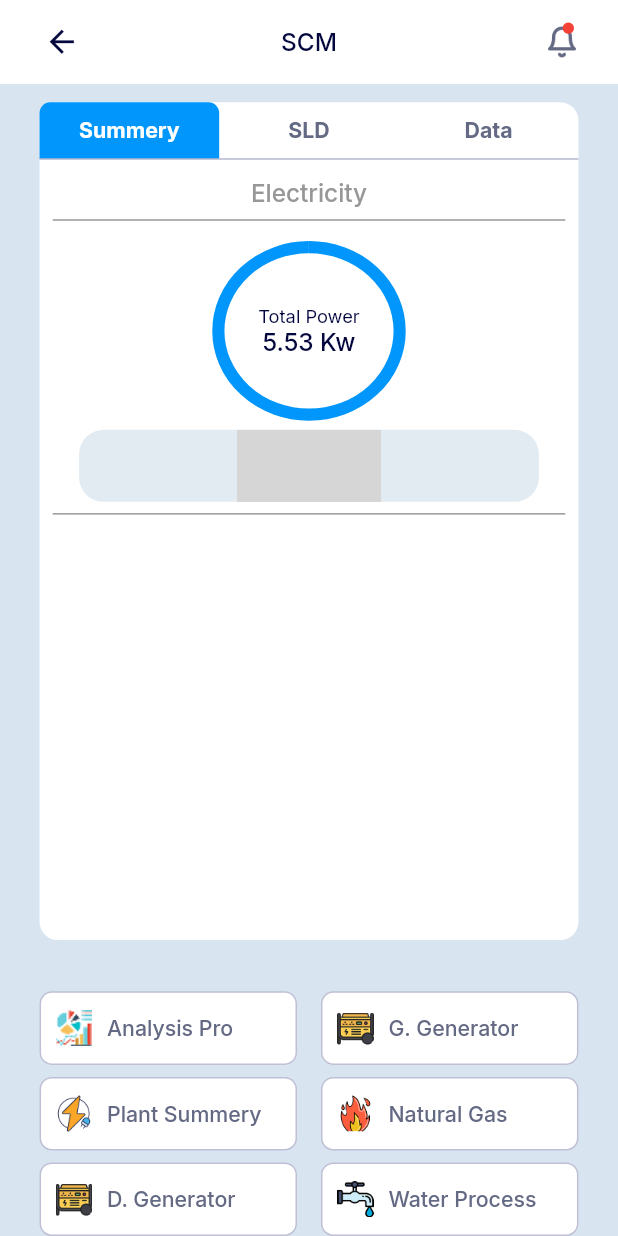
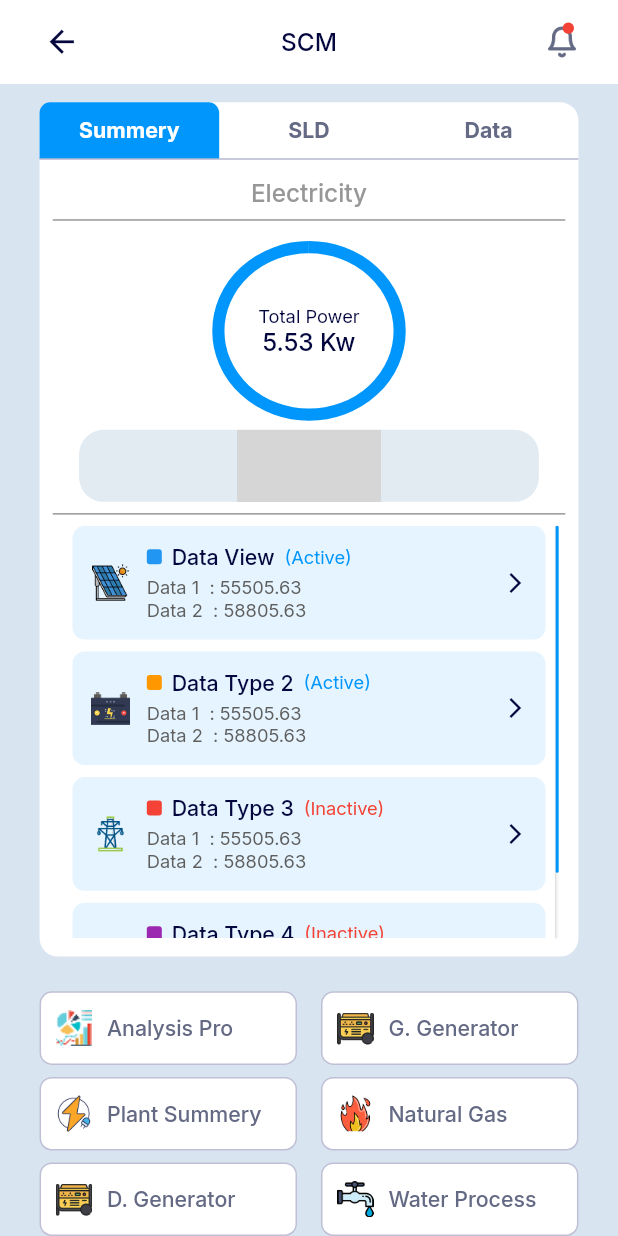
Before and after one commit to shanto-00-01/app-scube, a Flutter app: the screen it shows after launch, on a phone screen of 412 x 824 dp. Run offline on Flutter 3.47's test engine with Material 3 defaults, Android fonts, the light colour scheme and no system bars; drawn by our look-alikes of auto_animated; our stand-ins replace flutter_screenutil, get, google_fonts; grey boxes are pictures that could not be loaded.

Commit message:
dashboard done

```diff
--- a/lib/core/constant/text_font_style.dart
+++ b/lib/core/constant/text_font_style.dart
@@ -35,6 +35,12 @@ class TextFontStyle {
     fontWeight: FontWeight.w400,
   );
 
+  static final text14c04063EInter500 = GoogleFonts.inter(
+    color: AppColors.c04063E,
+    fontSize: 14.sp,
+    fontWeight: FontWeight.w500,
+  );
+
   static final text14cFFFFFFInter700 = GoogleFonts.inter(
     color: AppColors.cWhite,
     fontSize: 14.sp,
--- a/lib/core/gen/assets.gen.dart
+++ b/lib/core/gen/assets.gen.dart
@@ -13,6 +13,9 @@ import 'package:flutter/widgets.dart';
 
 class $AssetsIconsGen {
   const $AssetsIconsGen();
+
+  /// File path: assets/icons/battery.png
+  AssetGenImage get battery => const AssetGenImage('assets/icons/battery.png');
 
   /// File path: assets/icons/bell.png
   AssetGenImage get bell => const AssetGenImage('assets/icons/bell.png');
@@ -36,8 +39,15 @@ class $AssetsIconsGen {
   /// File path: assets/icons/logo.png
   AssetGenImage get logo => const AssetGenImage('assets/icons/logo.png');
 
+  /// File path: assets/icons/power.png
+  AssetGenImage get power => const AssetGenImage('assets/icons/power.png');
+
+  /// File path: assets/icons/solar.png
+  AssetGenImage get solar => const AssetGenImage('assets/icons/solar.png');
+
   /// List of all assets
   List<AssetGenImage> get values => [
+    battery,
     bell,
     charge,
     chart,
@@ -45,6 +55,8 @@ class $AssetsIconsGen {
     fire,
     generator,
     logo,
+    power,
+    solar,
   ];
 }
 
--- a/lib/core/gen/colors.gen.dart
+++ b/lib/core/gen/colors.gen.dart
@@ -65,6 +65,9 @@ class AppColors {
   /// Color: #FFE2EBF1
   static const Color cE2EBF1 = Color(0xFFE2EBF1);
 
+  /// Color: #FFE5F4FE
+  static const Color cE5F4FE = Color(0xFFE5F4FE);
+
   /// Color: #FFFFFFFF
   static const Color cWhite = Color(0xFFFFFFFF);
 }
--- a/lib/scube/view/dashboard/dashboard_screen.dart
+++ b/lib/scube/view/dashboard/dashboard_screen.dart
@@ -7,6 +7,7 @@ import 'package:flutter/material.dart';
 import 'package:flutter_screenutil/flutter_screenutil.dart';
 
 import 'widgets/action_activities.dart';
+import 'widgets/data_card.dart';
 import 'widgets/empty_data.dart';
 import 'widgets/source_data_dart';
 import 'widgets/top_tabbar.dart';
@@ -85,24 +86,31 @@ class _DashboardScreenState extends State<DashboardScreen> {
                         ),
 
                         //start shanto
-                        Padding(
+                        if (_selectedTabIndex == 0)
+                          Expanded(
+                            child: Padding(
                               padding: EdgeInsetsGeometry.symmetric(
                                 horizontal: 8.w,
                                 vertical: 12.h,
                               ),
                               child: Column(
                                 crossAxisAlignment: CrossAxisAlignment.center,
-                            mainAxisAlignment: MainAxisAlignment.center,
+                                mainAxisAlignment: MainAxisAlignment.start,
                                 children: [
                                   Text(
                                     "Electricity",
                                     style: TextFontStyle.text16c04063EInter500
                                         .copyWith(color: AppColors.c979797),
                                   ),
-                              Divider(thickness: 1, color: AppColors.c979797),
+                                  Divider(
+                                    thickness: 1,
+                                    color: AppColors.c979797,
+                                  ),
                                   PowerWidget(),
                                   Container(
-                                margin: EdgeInsets.symmetric(horizontal: 16.w),
+                                    margin: EdgeInsets.symmetric(
+                                      horizontal: 16.w,
+                                    ),
 
                                     decoration: BoxDecoration(
                                       color: AppColors.cE2EBF1,
@@ -110,8 +118,10 @@ class _DashboardScreenState extends State<DashboardScreen> {
                                     ),
                                     alignment: Alignment.center,
                                     child: Row(
-                                  crossAxisAlignment: CrossAxisAlignment.center,
-                                  mainAxisAlignment: MainAxisAlignment.center,
+                                      crossAxisAlignment:
+                                          CrossAxisAlignment.center,
+                                      mainAxisAlignment:
+                                          MainAxisAlignment.center,
                                       children: [
                                         buildSourceDataToggle(
                                           'Source',
@@ -134,8 +144,83 @@ class _DashboardScreenState extends State<DashboardScreen> {
                                       ],
                                     ),
                                   ),
-                              Divider(thickness: 1, color: AppColors.c979797),
+                                  Divider(
+                                    thickness: 1,
+                                    color: AppColors.c979797,
+                                  ),
+                                  if (isSource)
+                                    Expanded(
+                                      child: SizedBox(
+                                        height: double.infinity,
+                                        width: double.infinity,
+                                        child: RawScrollbar(
+                                          controller: _listScrollController,
+                                          thumbVisibility: true,
+                                          thumbColor: AppColors.c0096FC,
+                                          trackVisibility: true,
+                                          radius: Radius.circular(20.r),
+                                          thickness: 2,
+
+                                          padding: EdgeInsets.only(right: 4.w),
+                                          child: ListView(
+                                            physics: BouncingScrollPhysics(),
+                                            controller: _listScrollController,
+                                            padding: EdgeInsets.symmetric(
+                                              horizontal: 12.w,
+                                            ),
+                                            children: [
+                                              buildDataCard(
+                                                iconImg:
+                                                    Assets.icons.solar.path,
+                                                title: "Data View",
+                                                status: "(Active)",
+                                                data1: "55505.63",
+                                                data2: "58805.63",
+                                                statusColor: Colors.blue,
+                                                iconColor: Colors.black87,
+                                              ),
+                                              const SizedBox(height: 8),
+                                              buildDataCard(
+                                                iconImg:
+                                                    Assets.icons.battery.path,
+                                                title: "Data Type 2",
+                                                status: "(Active)",
+                                                data1: "55505.63",
+                                                data2: "58805.63",
+                                                statusColor: Colors.orange,
+                                                iconColor: Colors.black87,
+                                              ),
+                                              const SizedBox(height: 8),
+                                              buildDataCard(
+                                                iconImg:
+                                                    Assets.icons.power.path,
+                                                title: "Data Type 3",
+                                                status: "(Inactive)",
+                                                data1: "55505.63",
+                                                data2: "58805.63",
+                                                statusColor: Colors.red,
+                                                iconColor: Colors.teal,
+                                                isInactive: true,
+                                              ),
+                                              const SizedBox(height: 8),
+                                              buildDataCard(
+                                                iconImg:
+                                                    Assets.icons.solar.path,
+                                                title: "Data Type 4",
+                                                status: "(Inactive)",
+                                                data1: "12345.63",
+                                                data2: "99887.63",
+                                                statusColor: Colors.purple,
+                                                iconColor: Colors.indigo,
+                                                isInactive: true,
+                                              ),
                                             ],
+                                          ),
+                                        ),
+                                      ),
+                                    ),
+                                ],
+                              ),
                             ),
                           ),
                         //End shanto
@@ -144,98 +229,13 @@ class _DashboardScreenState extends State<DashboardScreen> {
                     horizontalPadding: 0,
                   ),
                 ),
-                UIHelper.verticalSpaceMedium,
+                UIHelper.verticalSpaceSmall,
                 ActionActivities(),
               ],
             )
           : _buildWhiteCard(allocate: emptyData),
     );
   }
-}
-
-Widget _buildDataCard({
-  required IconData icon,
-  required String title,
-  required String status,
-  required String data1,
-  required String data2,
-  required Color statusColor,
-  required Color iconColor,
-  bool isInactive = false,
-}) {
-  return Container(
-    padding: const EdgeInsets.all(12),
-    decoration: BoxDecoration(
-      color: isInactive ? Colors.blue.withOpacity(0.05) : Colors.blue.shade50,
-      borderRadius: BorderRadius.circular(8),
-      border: Border.all(color: Colors.blue.shade100),
-    ),
-    child: Row(
-      children: [
-        Container(
-          padding: const EdgeInsets.all(8),
-          child: Icon(icon, size: 32, color: iconColor),
-        ),
-        const SizedBox(width: 10),
-        Expanded(
-          child: Column(
-            crossAxisAlignment: CrossAxisAlignment.start,
-            children: [
-              Row(
-                children: [
-                  Container(
-                    width: 10,
-                    height: 10,
-                    decoration: BoxDecoration(
-                      color: statusColor,
-                      borderRadius: BorderRadius.circular(2),
-                    ),
-                  ),
-                  const SizedBox(width: 8),
-                  Text(
-                    title,
-                    style: const TextStyle(
-                      fontWeight: FontWeight.bold,
-                      fontSize: 16,
-                    ),
-                  ),
-                  const SizedBox(width: 5),
-                  Text(
-                    status,
-                    style: TextStyle(
-                      color: isInactive ? Colors.red : Colors.blue,
-                      fontSize: 12,
-                      fontWeight: FontWeight.bold,
-                    ),
-                  ),
-                ],
-              ),
-              const SizedBox(height: 4),
-              Row(
-                children: [
-                  const Text(
-                    "Data 1  : ",
-                    style: TextStyle(color: Colors.grey, fontSize: 12),
-                  ),
-                  Text(data1, style: const TextStyle(fontSize: 13)),
-                ],
-              ),
-              Row(
-                children: [
-                  const Text(
-                    "Data 2  : ",
-                    style: TextStyle(color: Colors.grey, fontSize: 12),
-                  ),
-                  Text(data2, style: const TextStyle(fontSize: 13)),
-                ],
-              ),
-            ],
-          ),
-        ),
-        const Icon(Icons.arrow_forward_ios, size: 16, color: Colors.grey),
-      ],
-    ),
-  );
 }
 
 Widget _buildWhiteCard({
--- /dev/null
+++ b/lib/scube/view/dashboard/widgets/data_card.dart
@@ -0,0 +1,85 @@
+
+import 'package:flutter/material.dart';
+import 'package:flutter/widgets.dart';
+import 'package:flutter_screenutil/flutter_screenutil.dart';
+
+import '../../../../core/constant/text_font_style.dart';
+import '../../../../core/gen/colors.gen.dart';
+import '../../../../core/helper/ui_helper.dart';
+
+Widget buildDataCard({
+  required String iconImg,
+  required String title,
+  required String status,
+  required String data1,
+  required String data2,
+  required Color statusColor,
+  required Color iconColor,
+  bool isInactive = false,
+  // required VoidCallback ontap,
+}) {
+  return GestureDetector(
+    onTap: () {}, // ontap,
+    child: Container(
+      padding: EdgeInsets.all(12.sp),
+      decoration: BoxDecoration(
+        color: AppColors.cE5F4FE,
+        borderRadius: BorderRadius.circular(8.r),
+      ),
+      child: Row(
+        children: [
+          Image.asset(iconImg, height: 24.h, width: 24.w),
+          UIHelper.horizontalSpaceSmall,
+          Expanded(
+            child: Column(
+              crossAxisAlignment: CrossAxisAlignment.start,
+              children: [
+                Row(
+                  children: [
+                    Container(
+                      width: 10,
+                      height: 10,
+                      decoration: BoxDecoration(
+                        color: statusColor,
+                        borderRadius: BorderRadius.circular(2),
+                      ),
+                    ),
+                    UIHelper.horizontalSpace(6.w),
+                    Text(title, style: TextFontStyle.text14c04063EInter500),
+                    UIHelper.horizontalSpace(6.w),
+                    Text(
+                      status,
+                      style: TextFontStyle.text12c5E5E5EInter400.copyWith(
+                        color: isInactive ? Colors.red : AppColors.c0096FC,
+                      ),
+                    ),
+                  ],
+                ),
+                UIHelper.verticalSpace(4.w),
+                Row(
+                  children: [
+                    Text(
+                      "Data 1  : ",
+                      style: TextFontStyle.text12c5E5E5EInter400,
+                    ),
+                    Text(data1, style: TextFontStyle.text12c5E5E5EInter400),
+                  ],
+                ),
+                Row(
+                  children: [
+                    Text(
+                      "Data 2  : ",
+                      style: TextFontStyle.text12c5E5E5EInter400,
+                    ),
+                    Text(data2, style: TextFontStyle.text12c5E5E5EInter400),
+                  ],
+                ),
+              ],
+            ),
+          ),
+          Icon(Icons.arrow_forward_ios, size: 16, color: AppColors.c04063E),
+        ],
+      ),
+    ),
+  );
+}
```
Also changed, not shown: assets/icons/battery.png (added), assets/icons/power.png (added), assets/icons/solar.png (added), 1 other file. Lines whose indentation alone changed are shown as unchanged.
